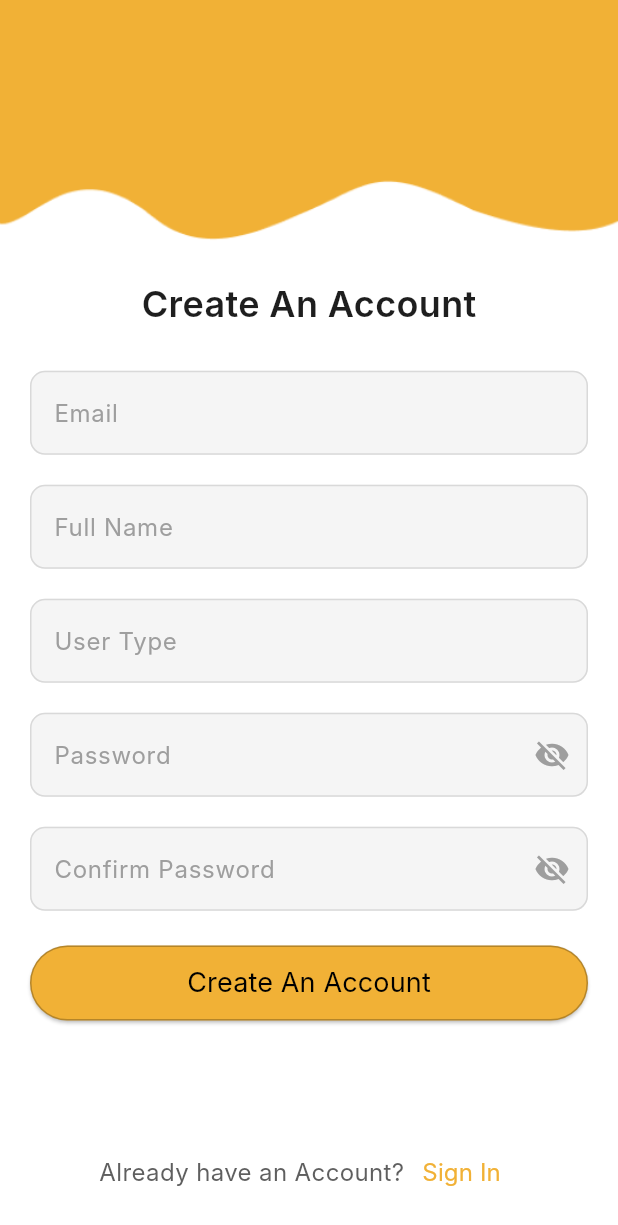
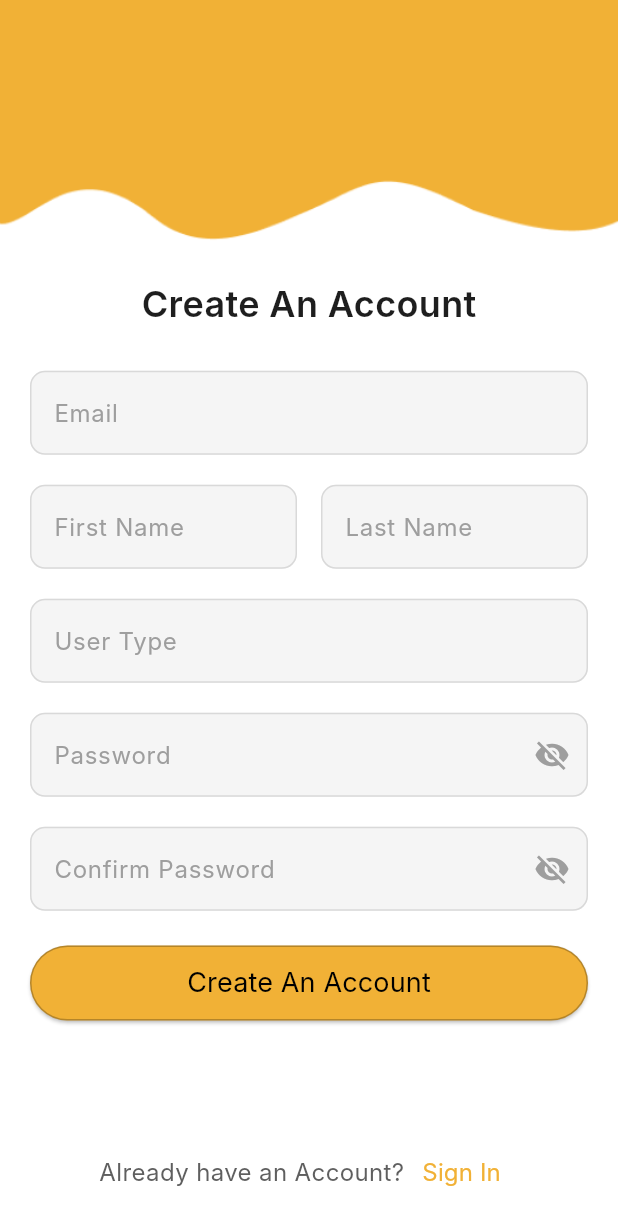
Before and after one commit to rustinashakya/Big-Bites-A-Canteen-Management-App, a Flutter app: the CreateAnAccountPage screen opened directly, on a phone screen of 412 x 824 dp. Shown: the top 1225 px of the screen. Run offline on Flutter 3.47's test engine with Material 3 defaults, Android fonts, the phone set to English and light mode, and no system bars; Roboto replaces fonts that are missing (Inter).

Commit message:
First Name and Last Name

```diff
--- a/big_bites/lib/pages/create_an_account.dart
+++ b/big_bites/lib/pages/create_an_account.dart
@@ -93,12 +93,15 @@ class _CreateAnAccountPageState extends State<CreateAnAccountPage> {
 
                 SizedBox(height: 20.0),
 
+                Row(
+                  children: [
                     // First Name Field
-                TextField(
+                    Expanded(
+                      child: TextField(
                         decoration: InputDecoration(
                           filled: true,
                           fillColor: Color(0xFFF5F5F5),
-                    hintText: 'Full Name',
+                          hintText: 'First Name',
                           hintStyle: TextStyle(
                             fontFamily: 'Inter',
                             fontWeight: FontWeight.w400,
@@ -119,35 +122,38 @@ class _CreateAnAccountPageState extends State<CreateAnAccountPage> {
                           ),
                         ),
                       ),
-
-                // SizedBox(height: 20.0),
-
-                // // Last Name Field
-                // TextField(
-                //   decoration: InputDecoration(
-                //     filled: true,
-                //     fillColor: Color(0xFFF5F5F5),
-                //     hintText: 'Last Name',
-                //     hintStyle: TextStyle(
-                //       fontFamily: 'Inter',
-                //       fontWeight: FontWeight.w400,
-                //       fontSize: 16,
-                //       color: Colors.grey,
-                //     ),
-                //     border: OutlineInputBorder(
-                //       borderRadius: BorderRadius.circular(10.0),
-                //       borderSide: BorderSide(
-                //         color: Color(0xFFD9D9D9),
-                //       ),
-                //     ),
-                //     enabledBorder: OutlineInputBorder(
-                //       borderRadius: BorderRadius.circular(10.0),
-                //       borderSide: BorderSide(
-                //         color: Color(0xFFD9D9D9),
-                //       ),
-                //     ),
-                //   ),
-                // ),
+                    ),
+                    SizedBox(width: 16), // Spacer between fields
+                    // Last Name Field
+                    Expanded(
+                      child: TextField(
+                        decoration: InputDecoration(
+                          filled: true,
+                          fillColor: Color(0xFFF5F5F5),
+                          hintText: 'Last Name',
+                          hintStyle: TextStyle(
+                            fontFamily: 'Inter',
+                            fontWeight: FontWeight.w400,
+                            fontSize: 16,
+                            color: Colors.grey,
+                          ),
+                          border: OutlineInputBorder(
+                            borderRadius: BorderRadius.circular(10.0),
+                            borderSide: BorderSide(
+                              color: Color(0xFFD9D9D9),
+                            ),
+                          ),
+                          enabledBorder: OutlineInputBorder(
+                            borderRadius: BorderRadius.circular(10.0),
+                            borderSide: BorderSide(
+                              color: Color(0xFFD9D9D9),
+                            ),
+                          ),
+                        ),
+                      ),
+                    ),
+                  ],
+                ),
 
                 SizedBox(height: 20.0),
 
```
Lines whose indentation alone changed are shown as unchanged.
